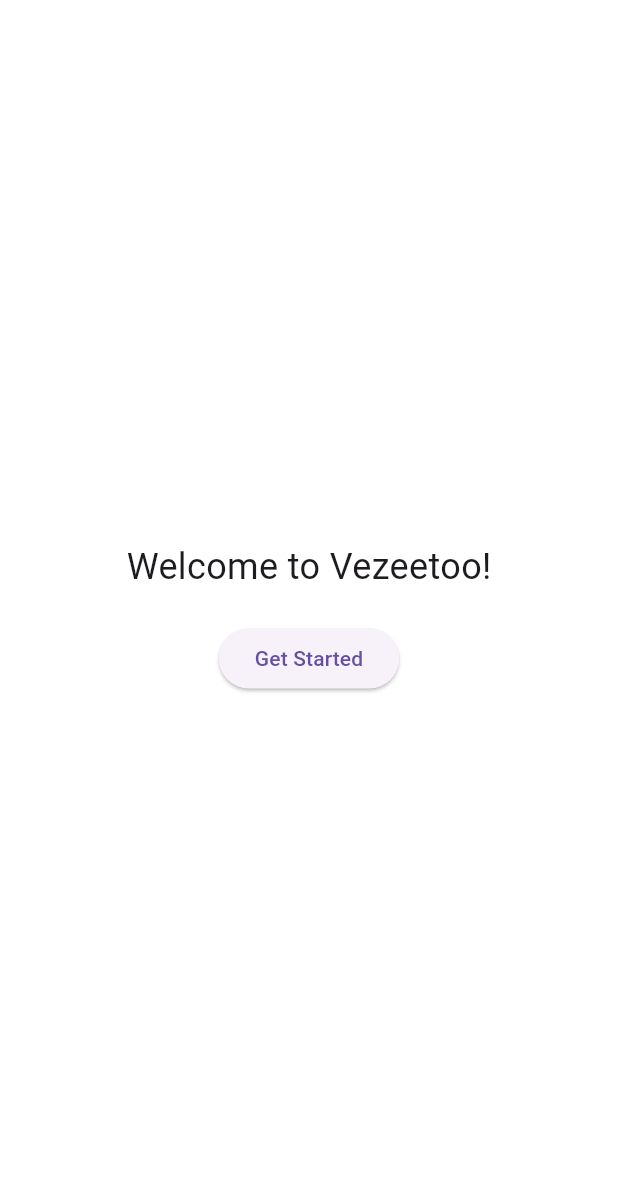
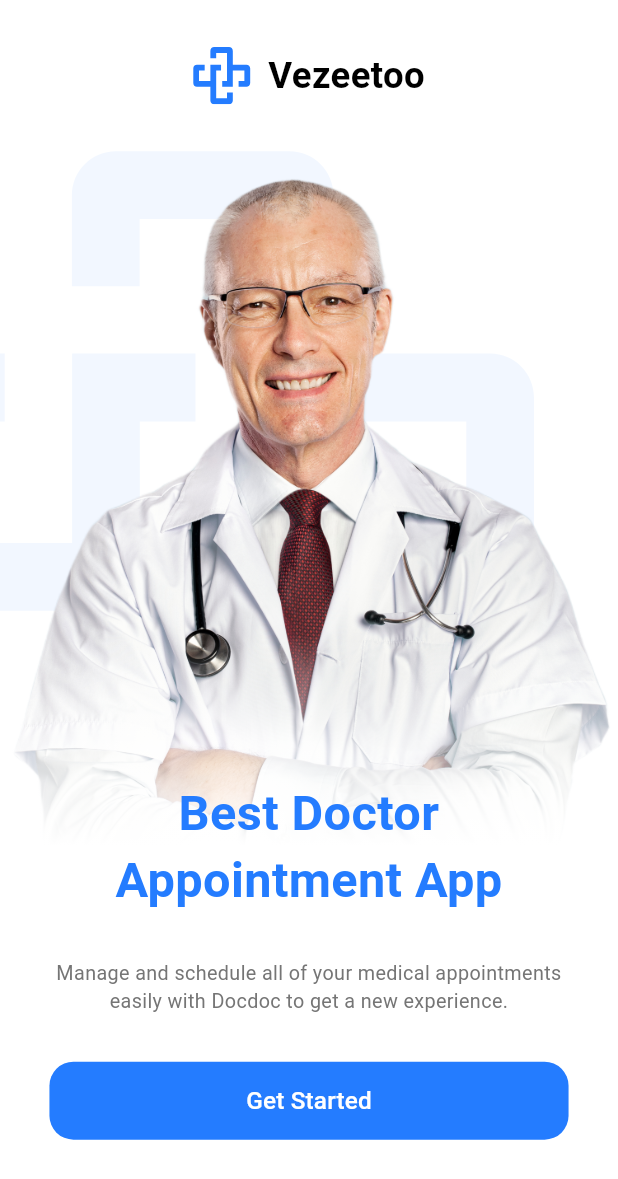
Before and after one commit to Alikotb/vezeetoo, a Flutter app: the screen it shows after launch, on a phone screen of 412 x 824 dp. Shown: the top 1179 px of the screen. Run offline on Flutter 3.47's test engine with Material 3 defaults, Android fonts, the phone set to English and light mode, and no system bars; our stand-ins replace flutter_screenutil, flutter_svg.

Commit message:
feat: Implement Onboarding Screen UI and Navigation
This commit introduces the UI for the onboarding screen and sets up basic navigation.

Key changes include:

-   **Onboarding Screen (`OnBoardingScreen`):**
    -   Displays the Vezeetoo logo and name using `VezetooLogoAndName` widget.
    -   Shows a doctor image with introductory text using `DoctorImgAndText` widget.
    -   Includes a "Get Started" button (`GetStartedBtn`) that navigates to the login screen.
    -   Uses `flutter_screenutil` for responsive layout.
-   **Widgets:**
    -   `VezetooLogoAndName`: Displays the app logo and name.
    -   `DoctorImgAndText`: Displays a doctor image overlaid with text and a background logo.
    -   `GetStartedBtn`: A styled button for initiating navigation.
-   **Routing:**
    -   Added argument handling in `AppRouter` to allow passing data between routes.
    -   Implemented navigation from onboarding to login screen.
-   **Assets:**
    -   Added `doctor_image.png`, `logo.svg`, and `logo_back.svg`.
    -   Generated `assets.dart` for typed asset access.
    -   Updated `pubspec.yaml` to include new asset paths.
-   **Styling & Utilities:**
    -   Created `Style.dart` for defining `TextStyles`.
    -   Added `Navigation` extension in `extentions.dart` for simplified navigation calls.
-   **Configuration:**
    -   Minor cleanup in `vezeetoo.dart` for `ScreenUtilInit`.

```diff
--- a/lib/core/routing/app_router.dart
+++ b/lib/core/routing/app_router.dart
@@ -7,6 +7,7 @@
 
 class AppRouter{
   Route generateRoute(RouteSettings settings) {
+    final args = settings.arguments;// this allows you to pass arguments to the route
     switch (settings.name) {
       case Routes.onBoarding:
         return CupertinoPageRoute(
--- /dev/null
+++ b/lib/core/theme/Style.dart
@@ -0,0 +1,29 @@
+
+import 'package:flutter/material.dart';
+import 'package:flutter_screenutil/flutter_screenutil.dart';
+import 'package:vezeeto/core/theme/AppColors.dart';
+
+class TextStyles{
+  static TextStyle font24Black70weight = TextStyle(
+    fontSize: 24.sp,
+    color: Colors.black,
+    fontWeight: FontWeight.w700,
+  );
+  static TextStyle font32BlueBold = TextStyle(
+    fontSize: 32.sp,
+    color: ColorsManager.mainBlue,
+    fontWeight: FontWeight.bold,
+  );
+  static TextStyle font13grayRegular = TextStyle(
+    fontSize: 13.sp,
+    color: ColorsManager.gray,
+    fontWeight: FontWeight.normal,
+  );
+
+  static TextStyle font16WhiteSemiBold = TextStyle(
+    fontSize: 16.sp,
+    color: Colors.white,
+    fontWeight: FontWeight.w500,
+  );
+
+}
--- /dev/null
+++ b/lib/core/utils/extentions/extentions.dart
@@ -0,0 +1,15 @@
+
+import 'package:flutter/cupertino.dart';
+
+extension Navigation on BuildContext{
+  Future<dynamic> pushNamed(String routeName, {Object? arguments}) {
+    return Navigator.of(this).pushNamed(routeName,arguments: arguments);
+  }
+  Future<dynamic> pushReplacementNamed(String routeName, {Object? arguments}) {
+    return Navigator.of(this).pushReplacementNamed(routeName, arguments: arguments);
+  }
+  Future<dynamic> pushAndRemoveUntil(String routeName, {Object? arguments,required RoutePredicate predicate}) {
+    return Navigator.of(this).pushNamedAndRemoveUntil(routeName,predicate,arguments: arguments);
+  }
+  void pop()=> Navigator.of(this).pop();
+}
--- a/lib/features/onBoarding/onBoarding_screen.dart
+++ b/lib/features/onBoarding/onBoarding_screen.dart
@@ -1,5 +1,9 @@
-
 import 'package:flutter/material.dart';
+import 'package:flutter_screenutil/flutter_screenutil.dart';
+import 'package:vezeeto/core/theme/Style.dart';
+import 'package:vezeeto/features/onBoarding/widgets/Vezetoo_logo_and_name.dart';
+import 'package:vezeeto/features/onBoarding/widgets/doctor_Img_and_text.dart';
+import 'package:vezeeto/features/onBoarding/widgets/get_started_btn.dart';
 
 class OnBoardingScreen extends StatelessWidget {
   const OnBoardingScreen({super.key});
@@ -7,22 +11,30 @@
   @override
   Widget build(BuildContext context) {
     return Scaffold(
+      body: SafeArea(
+        child: SingleChildScrollView(
+          child: Padding(
+            padding:  EdgeInsets.only(top:30.h, bottom: 30.h),
+            child:  Column(children: [
+              const VezetooLogoAndName(),
+              SizedBox(height: 30.h),
+              const DoctorImgAndText(),
+              Padding(
+                padding:  EdgeInsets.symmetric(horizontal: 30.w),
+                child: Column(
+                  children: [
+                    Text("Manage and schedule all of your medical appointments easily with Docdoc to get a new experience.",
+                    style: TextStyles.font13grayRegular,
+                      textAlign: TextAlign.center,
+                    ),
+                    SizedBox(height: 30.h),
+                    const GetStartedBtn()
+                  ],
+                ),
+              )
 
-      body: Center(
-        child: Column(
-          mainAxisAlignment: MainAxisAlignment.center,
-          children: <Widget>[
-            const Text(
-              'Welcome to Vezeetoo!',
-              style: TextStyle(fontSize: 24),
-            ),
-            const SizedBox(height: 20),
-            ElevatedButton(
-              onPressed: () {
-              },
-              child: const Text('Get Started'),
-            ),
-          ],
+            ]),
+          ),
         ),
       ),
     );
--- /dev/null
+++ b/lib/features/onBoarding/widgets/Vezetoo_logo_and_name.dart
@@ -0,0 +1,25 @@
+import 'package:flutter/cupertino.dart';
+import 'package:flutter_screenutil/flutter_screenutil.dart';
+import 'package:flutter_svg/svg.dart';
+import 'package:vezeeto/core/theme/Style.dart';
+
+import '../../../generated/assets.dart';
+
+class VezetooLogoAndName extends StatelessWidget {
+  const VezetooLogoAndName({super.key});
+
+  @override
+  Widget build(BuildContext context) {
+    return Row(
+      mainAxisAlignment: MainAxisAlignment.center,
+      children: [
+        SvgPicture.asset(Assets.svgsLogo),
+        SizedBox(width: 10.w),
+        Text(
+            "Vezeetoo",
+          style: TextStyles.font24Black70weight,
+        )
+      ],
+    );
+  }
+}
--- /dev/null
+++ b/lib/features/onBoarding/widgets/doctor_Img_and_text.dart
@@ -0,0 +1,39 @@
+import 'package:flutter/material.dart';
+import 'package:flutter_svg/flutter_svg.dart';
+import 'package:vezeeto/core/theme/Style.dart';
+
+import '../../../generated/assets.dart';
+
+class DoctorImgAndText extends StatelessWidget {
+  const DoctorImgAndText({super.key});
+
+  @override
+  Widget build(BuildContext context) {
+    return Stack(
+      children: [
+        SvgPicture.asset(Assets.svgsLogoBack),
+        Container(
+          foregroundDecoration: BoxDecoration(
+            gradient: LinearGradient(
+              colors: [Colors.white, Colors.white.withOpacity(0.0)],
+              begin: Alignment.bottomCenter,
+              end: Alignment.topCenter,
+              stops: const [0.14, 0.4],
+            ),
+          ),
+          child: Image.asset(Assets.imagesImage2),
+        ),
+        Positioned(
+          bottom: 30,
+          left: 0,
+          right: 0,
+          child: Text(
+            "Best Doctor\nAppointment App",
+            textAlign: TextAlign.center,
+            style: TextStyles.font32BlueBold.copyWith(height: 1.4),
+          ),
+        ),
+      ],
+    );
+  }
+}
--- /dev/null
+++ b/lib/features/onBoarding/widgets/get_started_btn.dart
@@ -0,0 +1,28 @@
+import 'package:flutter/material.dart';
+import 'package:vezeeto/core/theme/Style.dart';
+import 'package:vezeeto/core/utils/extentions/extentions.dart';
+
+import '../../../core/routing/Routes.dart';
+import '../../../core/theme/AppColors.dart';
+
+class GetStartedBtn extends StatelessWidget {
+  const GetStartedBtn({super.key});
+
+  @override
+  Widget build(BuildContext context) {
+    return TextButton(
+      onPressed: () {
+        context.pushNamed(Routes.login);
+      },
+      style: ButtonStyle(
+        backgroundColor: MaterialStateProperty.all(ColorsManager.mainBlue),
+        tapTargetSize: MaterialTapTargetSize.shrinkWrap,
+        minimumSize: MaterialStateProperty.all(const Size(double.infinity, 52)),
+        shape: MaterialStateProperty.all(
+          RoundedRectangleBorder(borderRadius: BorderRadius.circular(16)),
+        ),
+      ),
+      child: Text("Get Started", style: TextStyles.font16WhiteSemiBold),
+    );
+  }
+}
--- a/lib/vezeetoo.dart
+++ b/lib/vezeetoo.dart
@@ -14,7 +14,7 @@
   @override
   Widget build(BuildContext context) {
     return  ScreenUtilInit(
-      designSize: const Size(375, 812), // iPhone X size
+      designSize: const Size(375, 812),
       minTextAdapt: true,
       child: MaterialApp(
         debugShowCheckedModeBanner: false,
--- a/pubspec.yaml
+++ b/pubspec.yaml
@@ -89,9 +89,9 @@
   uses-material-design: true
 
   # To add assets to your application, add an assets section, like this:
-  # assets:
-  #   - images/a_dot_burr.jpeg
-  #   - images/a_dot_ham.jpeg
+  assets:
+    - assets/images/
+    - assets/svgs/
 
   # An image asset can refer to one or more resolution-specific "variants", see
   # https://flutter.dev/to/resolution-aware-images
```
Also changed, not shown: assets/images/doctor_image.png (added), assets/svgs/logo.svg (added), assets/svgs/logo_back.svg (added), lib/generated/assets.dart (added).
